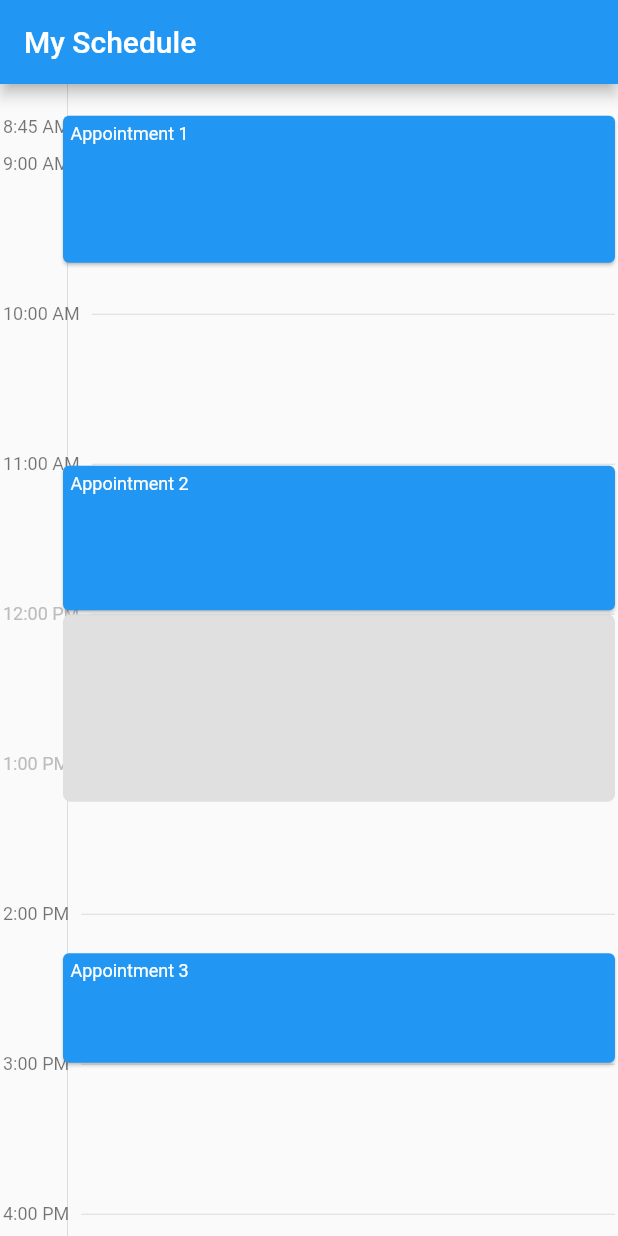
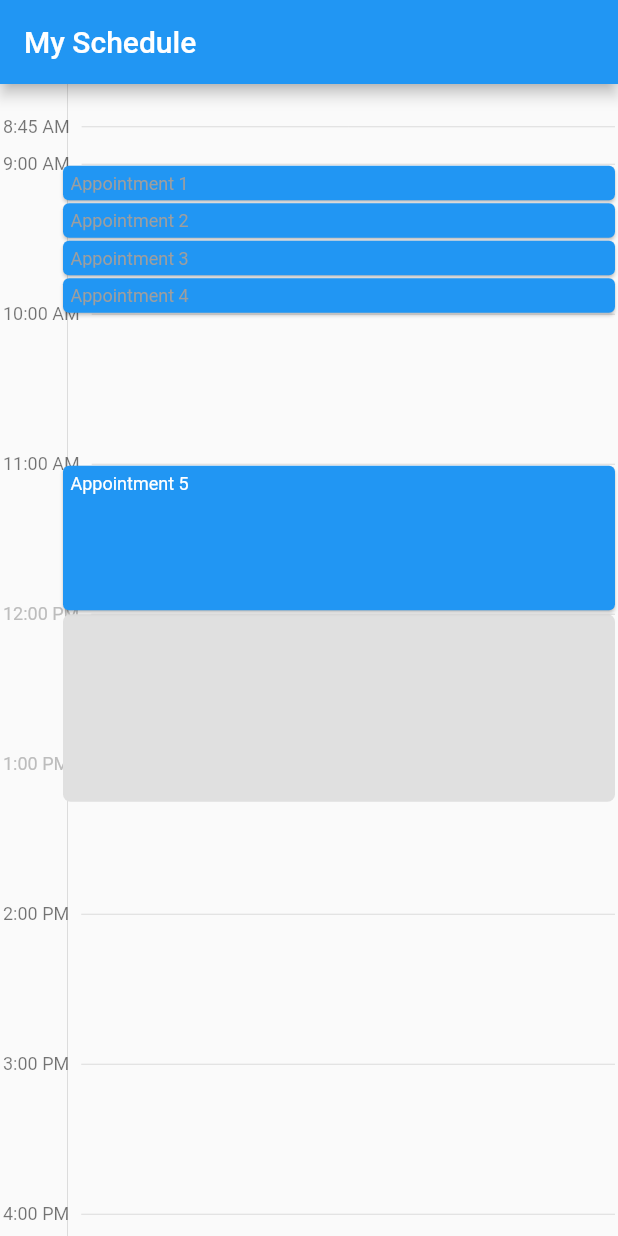
Before and after one commit to Nucleus-Inc/day_schedule_list, a Flutter app: the screen it shows after launch, on a phone screen of 412 x 824 dp. Run offline on Flutter 3.47's test engine with Material 2 defaults, Android fonts, the phone set to English and light mode, and no system bars.

Commit message:
Update example

```diff
--- a/example/lib/home_page.dart
+++ b/example/lib/home_page.dart
@@ -32,24 +32,39 @@ class _MyHomePageState extends State<MyHomePage> {
   final List<MyAppointment> myAppointments = [
     MyAppointment(
       title: 'Appointment 1',
-      start: const TimeOfDay(hour: 8, minute: 40),
-      end: const TimeOfDay(hour: 9, minute: 40),
+      start: const TimeOfDay(hour: 9, minute: 0),
+      end: const TimeOfDay(hour: 9, minute: 15),
     ),
     MyAppointment(
       title: 'Appointment 2',
+      start: const TimeOfDay(hour: 9, minute: 15),
+      end: const TimeOfDay(hour: 9, minute: 30),
+    ),
+    MyAppointment(
+      title: 'Appointment 3',
+      start: const TimeOfDay(hour: 9, minute: 30),
+      end: const TimeOfDay(hour: 9, minute: 45),
+    ),
+    MyAppointment(
+      title: 'Appointment 4',
+      start: const TimeOfDay(hour: 9, minute: 45),
+      end: const TimeOfDay(hour: 10, minute: 0),
+    ),
+    MyAppointment(
+      title: 'Appointment 5',
       start: const TimeOfDay(hour: 11, minute: 0),
       end: const TimeOfDay(hour: 11, minute: 59),
     ),
-    MyAppointment(
-      title: 'Appointment 3',
-      start: const TimeOfDay(hour: 14, minute: 15),
-      end: const TimeOfDay(hour: 15, minute: 0),
-    ),
-    MyAppointment(
-      title: 'Appointment 4',
-      start: const TimeOfDay(hour: 16, minute: 10),
-      end: const TimeOfDay(hour: 17, minute: 20),
-    ),
+    // MyAppointment(
+    //   title: 'Appointment 3',
+    //   start: const TimeOfDay(hour: 14, minute: 15),
+    //   end: const TimeOfDay(hour: 15, minute: 0),
+    // ),
+    // MyAppointment(
+    //   title: 'Appointment 4',
+    //   start: const TimeOfDay(hour: 16, minute: 10),
+    //   end: const TimeOfDay(hour: 17, minute: 20),
+    // ),
   ];
 
   @override
```
